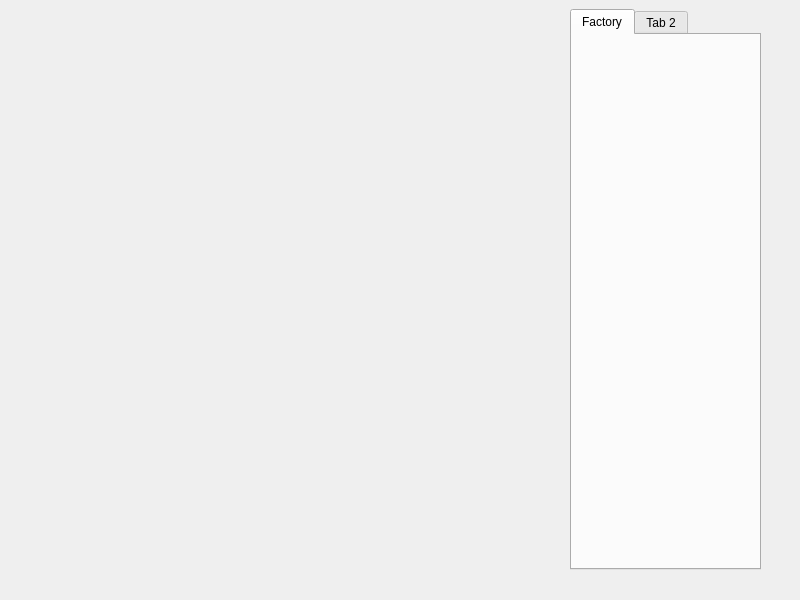
Before: the Qt Designer form GameScreen.ui in walsh06/WithoutThem, drawn with Qt 5.
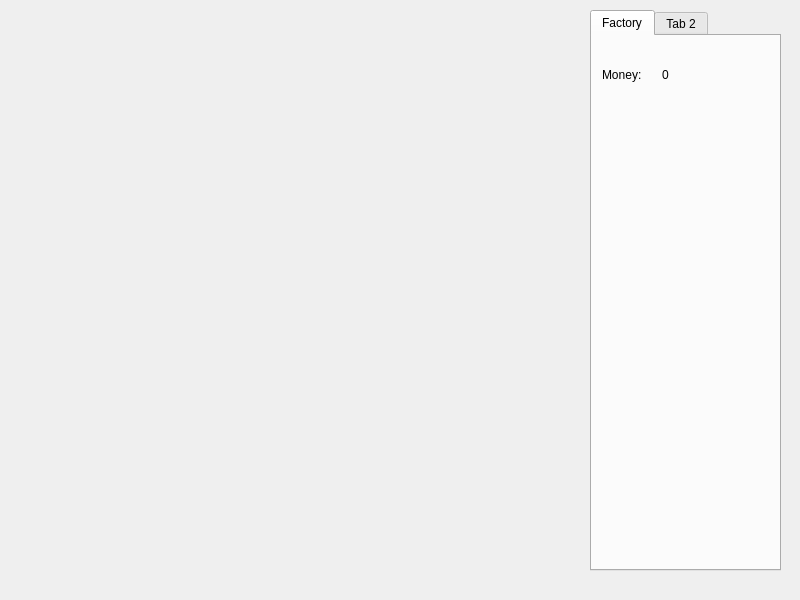
After: the same form once the commit is applied.

Commit message: Started factory tab on game screen

```diff
--- a/GameScreen.ui
+++ b/GameScreen.ui
@@ -16,8 +16,8 @@
   <widget class="QTabWidget" name="tabWidget">
    <property name="geometry">
     <rect>
-     <x>570</x>
-     <y>9</y>
+     <x>590</x>
+     <y>10</y>
      <width>191</width>
      <height>561</height>
     </rect>
@@ -26,6 +26,32 @@
     <attribute name="title">
      <string>Factory</string>
     </attribute>
+    <widget class="QLabel" name="moneyLabel">
+     <property name="geometry">
+      <rect>
+       <x>10</x>
+       <y>30</y>
+       <width>67</width>
+       <height>17</height>
+      </rect>
+     </property>
+     <property name="text">
+      <string>Money:</string>
+     </property>
+    </widget>
+    <widget class="QLabel" name="money">
+     <property name="geometry">
+      <rect>
+       <x>70</x>
+       <y>30</y>
+       <width>67</width>
+       <height>17</height>
+      </rect>
+     </property>
+     <property name="text">
+      <string>0</string>
+     </property>
+    </widget>
    </widget>
    <widget class="QWidget" name="tab_2">
     <attribute name="title">
```
The commit also changes 6 other files.
